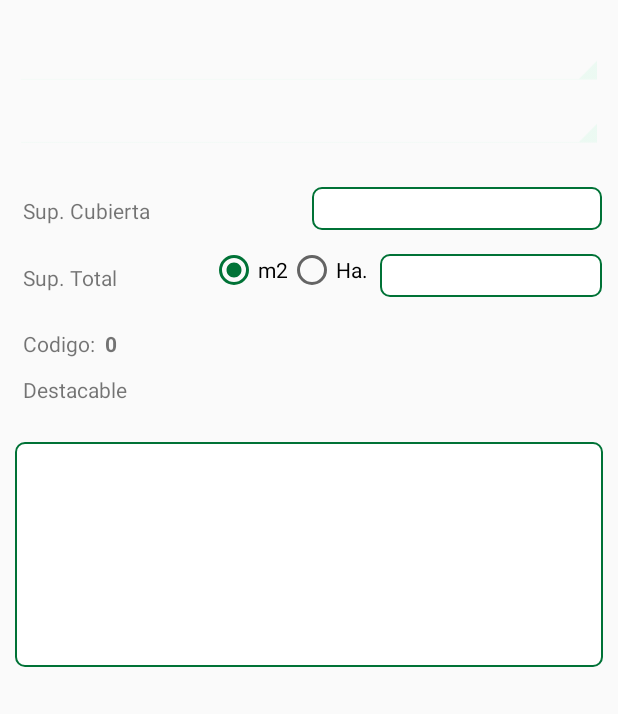
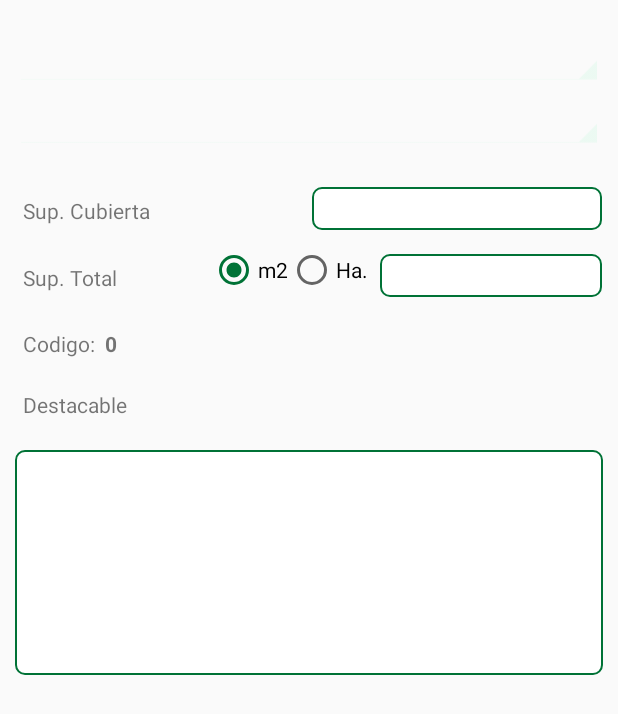
Before and after one commit to sistemasom/SOM, an Android app: the layout fragment_producto.xml on its own in the app's theme, with its tools: preview values and no code run, on a phone screen of 412 x 824 dp. Shown: the top 714 px of the screen. Run offline under Robolectric (Android 15) with nearby library versions, the phone set to English and light mode, and no system bars.

```diff
--- a/app/src/main/java/com/som/som/SplashScreen.java
+++ b/app/src/main/java/com/som/som/SplashScreen.java
@@ -43,7 +43,7 @@ public class SplashScreen extends AppCompatActivity {
                 try {
                     int waited = 0;
                     // Splash screen pause time
-                    while (waited < 2000) {
+                    while (waited < 1500) {
                         sleep(100);
                         waited += 100;
                     }
--- a/app/src/main/res/layout/fragment_producto.xml
+++ b/app/src/main/res/layout/fragment_producto.xml
@@ -140,8 +140,7 @@
         android:layout_width="wrap_content"
         android:layout_height="wrap_content"
         android:layout_below="@id/layoutSup"
-        android:layout_marginTop="35dp"
-        android:layout_weight="0.93"
+        android:layout_marginTop="45dp"
         android:padding="5dp"
         android:text="Destacable" />
 
@@ -151,7 +150,7 @@
         android:layout_height="150dp"
         android:layout_below="@id/tvDestacable"
         android:layout_gravity="end|bottom"
-        android:layout_marginTop="20dp"
+        android:layout_marginTop="15dp"
         android:background="@drawable/border"
         android:ems="20"
         android:padding="2dp"
```
